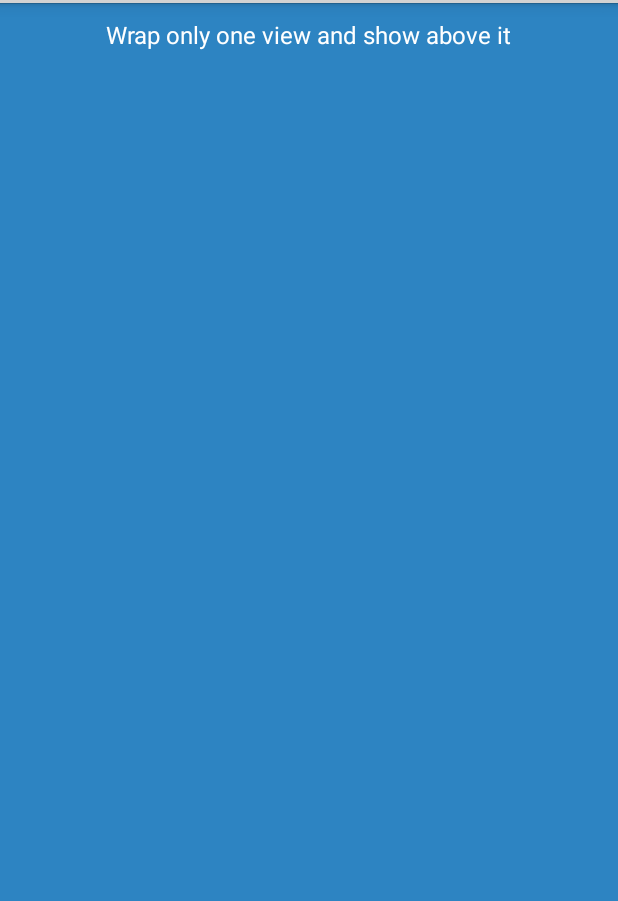
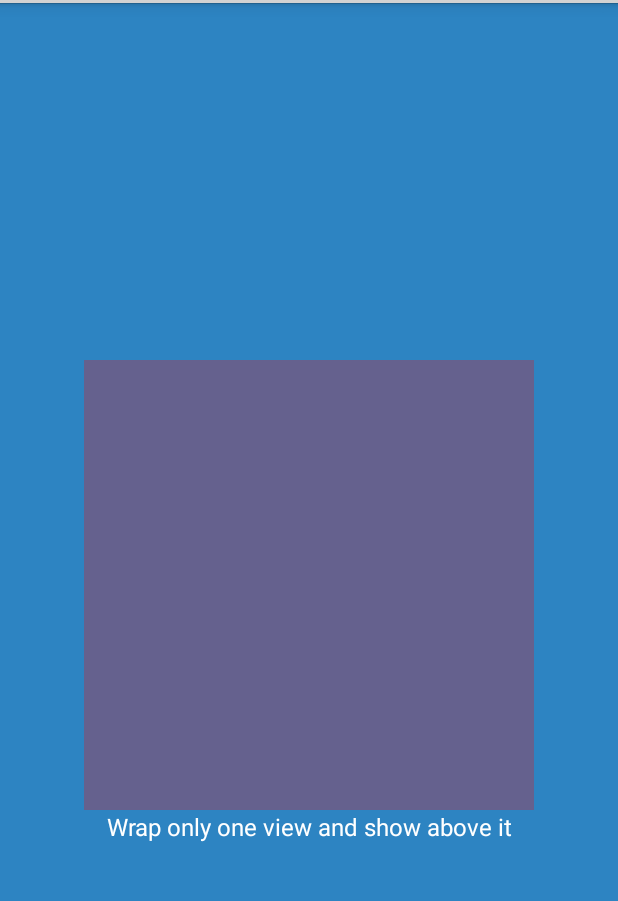
Before and after one commit to luckybilly/Gloading, an Android app: the layout activity_wrap_single_view.xml on its own in the app's theme, with its tools: preview values and no code run, on a phone screen of 412 x 824 dp, the part 69-970 px from its top. Run offline under Robolectric (Android 15) with nearby library versions, the phone set to English and light mode, and no system bars.

Commit message:
添加测试

```diff
--- a/app/build.gradle
+++ b/app/build.gradle
@@ -28,12 +28,13 @@ configurations.all {
     }
 }
 dependencies {
-    implementation 'com.billy.android:gloading:1.0.1'
+    implementation project(":gloading")
+//    implementation 'com.billy.android:gloading:1.0.1'
 //    implementation project(':gloading')
     implementation 'com.github.bumptech.glide:glide:4.8.0'
     api 'com.android.support:recyclerview-v7:26.1.0'
 //    api 'com.android.support:appcompat-v7:26.1.0'
-//    implementation 'com.android.support.constraint:constraint-layout:1.1.3'
+    implementation 'com.android.support.constraint:constraint-layout:1.1.3'
     debugImplementation 'com.squareup.leakcanary:leakcanary-android:1.6.3'
     releaseImplementation 'com.squareup.leakcanary:leakcanary-android-no-op:1.6.3'
     // Optional, if you use support library fragments:
--- a/app/src/main/java/com/billy/android/loadingstatusview/wrapview/WrapSingleViewActivity.java
+++ b/app/src/main/java/com/billy/android/loadingstatusview/wrapview/WrapSingleViewActivity.java
@@ -1,8 +1,10 @@
 package com.billy.android.loadingstatusview.wrapview;
 
+import android.content.Context;
 import android.graphics.drawable.Drawable;
 import android.os.Bundle;
 import android.support.annotation.Nullable;
+import android.support.constraint.ConstraintLayout;
 import android.util.DisplayMetrics;
 import android.widget.ImageView;
 import android.widget.RelativeLayout;
@@ -38,7 +40,7 @@ public class WrapSingleViewActivity extends BaseActivity {
 
         DisplayMetrics dm = getResources().getDisplayMetrics();
         int size = dm.widthPixels * 3 / 4;
-        RelativeLayout.LayoutParams layoutParams = (RelativeLayout.LayoutParams) imageView.getLayoutParams();
+        ConstraintLayout.LayoutParams layoutParams = (ConstraintLayout.LayoutParams) imageView.getLayoutParams();
         layoutParams.width = size;
         layoutParams.height = size;
         //failed by an error image url
--- a/app/src/main/res/layout/activity_wrap_single_view.xml
+++ b/app/src/main/res/layout/activity_wrap_single_view.xml
@@ -1,24 +1,35 @@
 <?xml version="1.0" encoding="utf-8"?>
-<RelativeLayout xmlns:android="http://schemas.android.com/apk/res/android"
-    android:layout_width="match_parent"
-    android:layout_height="match_parent"
+<android.support.constraint.ConstraintLayout
+    xmlns:android="http://schemas.android.com/apk/res/android"
+    xmlns:app="http://schemas.android.com/apk/res-auto"
+    android:layout_width="match_parent" android:layout_height="match_parent"
+    android:id="@+id/root"
     android:background="@color/main_bg"
-    android:padding="10dp"
-    >
+    android:padding="10dp">
+
+
+    <ImageView
+        app:layout_constraintTop_toTopOf="parent"
+        app:layout_constraintBottom_toBottomOf="parent"
+        app:layout_constraintLeft_toLeftOf="parent"
+        app:layout_constraintRight_toRightOf="parent"
+        android:background="#44ff0000"
+        android:id="@+id/content_view"
+        android:visibility="visible"
+        android:layout_width="300dp"
+        android:layout_height="300dp"
+        />
+
     <TextView
         android:text="@string/wrap_single_view"
         android:textColor="@android:color/white"
         android:textSize="16sp"
         android:layout_width="wrap_content"
         android:layout_height="wrap_content"
-        android:layout_centerHorizontal="true"
+        app:layout_constraintLeft_toLeftOf="parent"
+        app:layout_constraintRight_toRightOf="parent"
+        app:layout_goneMarginTop="30dp"
+        app:layout_constraintTop_toBottomOf="@+id/content_view"
         />
 
-    <ImageView
-        android:id="@+id/content_view"
-        android:layout_width="300dp"
-        android:layout_height="300dp"
-        android:layout_centerInParent="true"
-        />
-
-</RelativeLayout>
+</android.support.constraint.ConstraintLayout>
```
